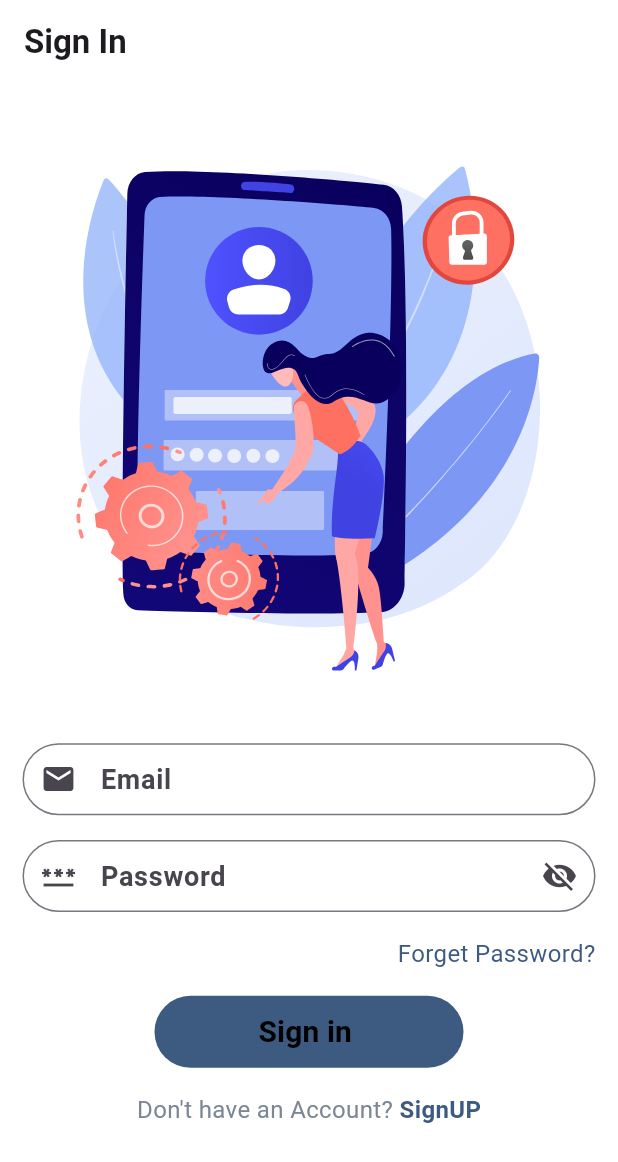
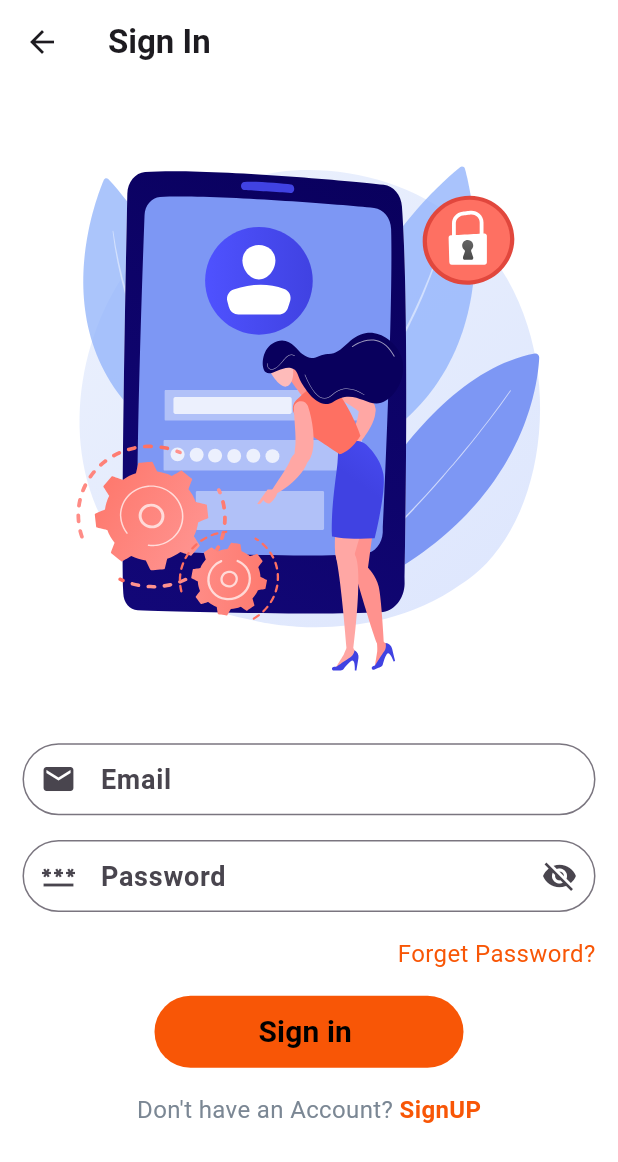
Before and after one commit to Abubakar022/PickNBuy, a Flutter app: the WelcomeScreen screen opened directly, after a tap on "Sign in with Email", on a phone screen of 412 x 824 dp. Shown: the top 1162 px of the screen. Run offline on Flutter 3.47's test engine with Material 3 defaults, Android fonts, the light colour scheme and no system bars; our stand-ins replace cloud_firestore, firebase_auth, firebase_core, flutter_easyloading, flutter_keyboard_visibility, get and 3 more; accounts and stored records are empty.

Commit message:
SignUp with Email and Password

```diff
--- a/lib/screens/User-App/signIn-screen.dart
+++ b/lib/screens/User-App/signIn-screen.dart
@@ -26,7 +26,9 @@
           ),
           backgroundColor: Colors.white,
         ),
-        body: Container(
+        body: SingleChildScrollView(
+          physics: BouncingScrollPhysics(),
+          child: Container(
               alignment: Alignment.center,
               child: Column(
                 children: [
@@ -123,7 +125,7 @@
                     children: [
                       Text("Don't have an Account? "),
                       GestureDetector(
-                      onTap: ()=>Get.offAll(()=>SignUpScreen()),
+                        onTap: ()=>Get.off(()=>SignUpScreen()),
                         child: Text("SignUP",style: TextStyle(color:AppColors.primary,
                             fontWeight:
                             FontWeight
@@ -133,6 +135,7 @@
                   )
                 ],
               )),
+        ),
       );
     });
   }
--- a/lib/screens/User-App/welcome-screen.dart
+++ b/lib/screens/User-App/welcome-screen.dart
@@ -18,6 +18,9 @@
 class _WelcomeScreenState extends State<WelcomeScreen> {
   final GoogleSignInController _googleSignInController = Get.put
     (GoogleSignInController());
+
+  var Height = Get.height/3;
+
   @override
   Widget build(BuildContext context) {
     return Scaffold(
@@ -25,12 +28,17 @@
       appBar: AppBar(
         backgroundColor: Color(0xfff3f6f8),
       ),
-      body: Column(
+      body: SingleChildScrollView(
+        physics: BouncingScrollPhysics(),
+        child: Column(
           children: [
+            SizedBox(
+              height: Get.height / 50,
+            ),
             Container(
               margin: EdgeInsets.only(top: 20),
               width: Get.width,
-            height: Get.height/10,
+              height: Height,
               child: Lottie.asset('assets/welcome.json'),
             ),
             SizedBox(
@@ -49,7 +57,7 @@
               margin: EdgeInsets.only(right: 20, left: 20),
               decoration: BoxDecoration(
                 color: AppColors.primary,
-              borderRadius: BorderRadius.circular(20),
+                borderRadius: BorderRadius.circular(30),
               ),
               child: TextButton.icon(
                 icon: Image.asset(
@@ -77,11 +85,12 @@
               margin: EdgeInsets.only(right: 20, left: 20),
               decoration: BoxDecoration(
                 color: AppColors.primary,
-              borderRadius: BorderRadius.circular(20),
+                borderRadius: BorderRadius.circular(30),
               ),
               child: TextButton.icon(
                 icon: Image.asset(
                 'assets/email.png',
+                  color: Colors.white,
                   width: 30,
                   height: 30,
                 ),
@@ -94,12 +103,13 @@
                       color: Colors.black),
                 ),
                 onPressed: () {
-                Get.offAll(()=>SignInScreen());
+                  Get.to(()=>SignInScreen());
                 },
               ),
             )
           ],
         ),
+      ),
     );
   }
 }
--- a/lib/utils/app-colors.dart
+++ b/lib/utils/app-colors.dart
@@ -1,7 +1,7 @@
 import 'dart:ui';
 
 class AppColors {
-  static const Color primary = Color(0xFF3D5A80); // Deep Blue (Fashionable)
+  static const Color primary = Color(0xFFF85606); // Deep Blue (Fashionable)
   static const Color secondary = Color(0xFFEE6C4D); // Warm Orange (Call to Action)
   static const Color accent = Color(0xFF98C1D9); // Light Blue (Soft Contrast)
 
```
Also changed, not shown: lib/controllers/signUp_Controller.dart (added, +61 -0 lines), lib/screens/User-App/main-Screen.dart (+16 -0 lines), lib/screens/User-App/signUp-Screen.dart (+72 -15 lines). Lines whose indentation alone changed are shown as unchanged.
